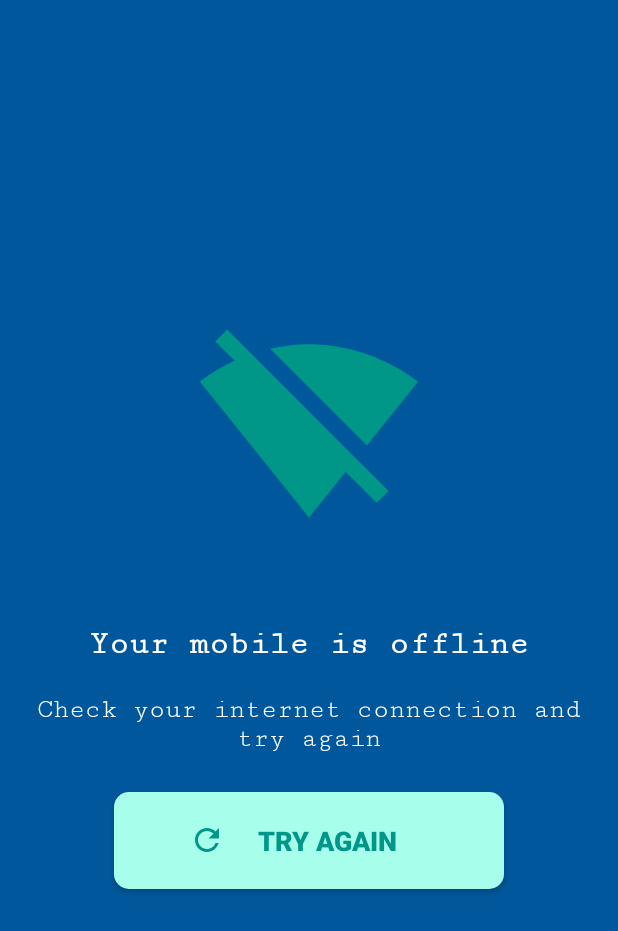
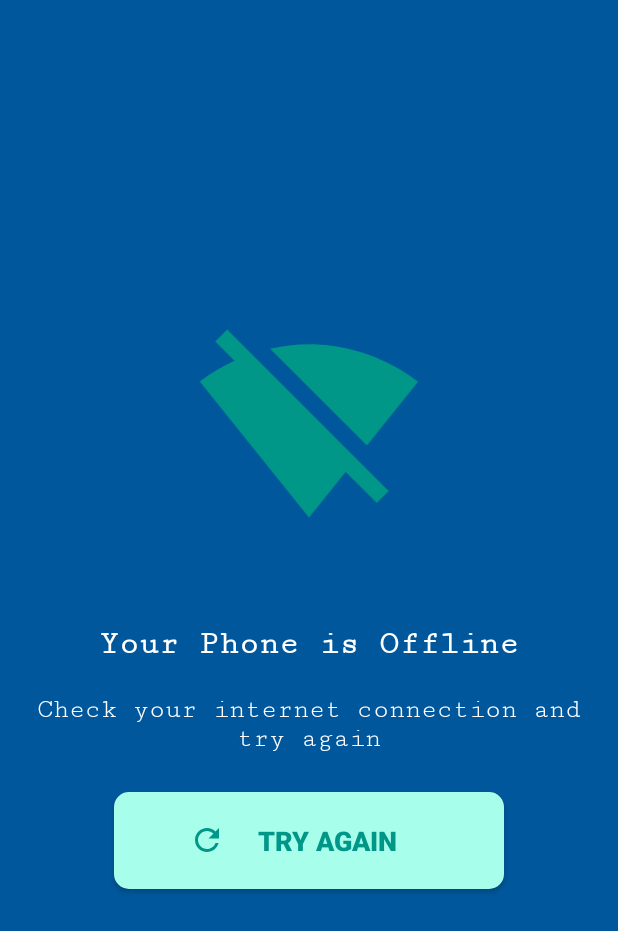
Before and after one commit to Zotri/iot_thermo, an Android app: the OfflineActivity screen opened directly, with no data from a screen before it, on a phone screen of 412 x 824 dp. Shown: the top 931 px of the screen. Run offline under Robolectric (Android 15) with nearby library versions, the phone set to English and light mode, and no system bars.

Commit message:
change text and deprecate warnings

```diff
--- a/thermalApp/app/src/main/res/layout/activity_offline.xml
+++ b/thermalApp/app/src/main/res/layout/activity_offline.xml
@@ -2,7 +2,6 @@
 <RelativeLayout
         xmlns:android="http://schemas.android.com/apk/res/android"
         xmlns:tools="http://schemas.android.com/tools"
-        xmlns:app="http://schemas.android.com/apk/res-auto"
         android:layout_width="match_parent"
         android:layout_height="match_parent"
         tools:context=".OfflineActivity"
@@ -13,16 +12,18 @@
             android:orientation="vertical"
             android:layout_width="match_parent"
             android:layout_height="match_parent"
-            android:layout_alignParentBottom="true">
+            android:layout_alignParentBottom="true"
+            tools:ignore="UselessParent">
 
         <ImageView
                 android:layout_gravity="center_horizontal"
                 android:layout_marginBottom="20dp"
                 android:src="@drawable/wifi_off"
                 android:layout_width="160dp"
-                android:layout_height="150dp"/>
+                android:layout_height="150dp"
+                tools:ignore="ContentDescription"/>
         <TextView
-                android:text="Your mobile is offline"
+                android:text="Your Phone is Offline"
                 android:fontFamily="serif-monospace"
                 android:padding="16dp"
                 android:textColor="#fff"
@@ -31,7 +32,8 @@
                 android:textStyle="bold"
                 android:textSize="10pt"
                 android:layout_width="match_parent"
-                android:layout_height="wrap_content"/>
+                android:layout_height="wrap_content"
+                tools:ignore="HardcodedText"/>
         <TextView
                 android:layout_width="match_parent"
                 android:layout_height="wrap_content"
@@ -40,7 +42,8 @@
                 android:textColor="#fff"
                 android:text="Check your internet connection and try again"
                 android:padding="5dp"
-                android:textSize="8pt"/>
+                android:textSize="8pt"
+                tools:ignore="HardcodedText"/>
         <Button
                 android:id="@+id/btn_off"
                 android:drawableStart="@drawable/refresh"
@@ -58,7 +61,7 @@
                 android:layout_marginTop="20dp"
                 android:layout_gravity="center|bottom"
                 android:background="@drawable/btn_network"
-        />
+                tools:ignore="HardcodedText,RtlSymmetry"/>
     </LinearLayout>
 
 </RelativeLayout>
```
